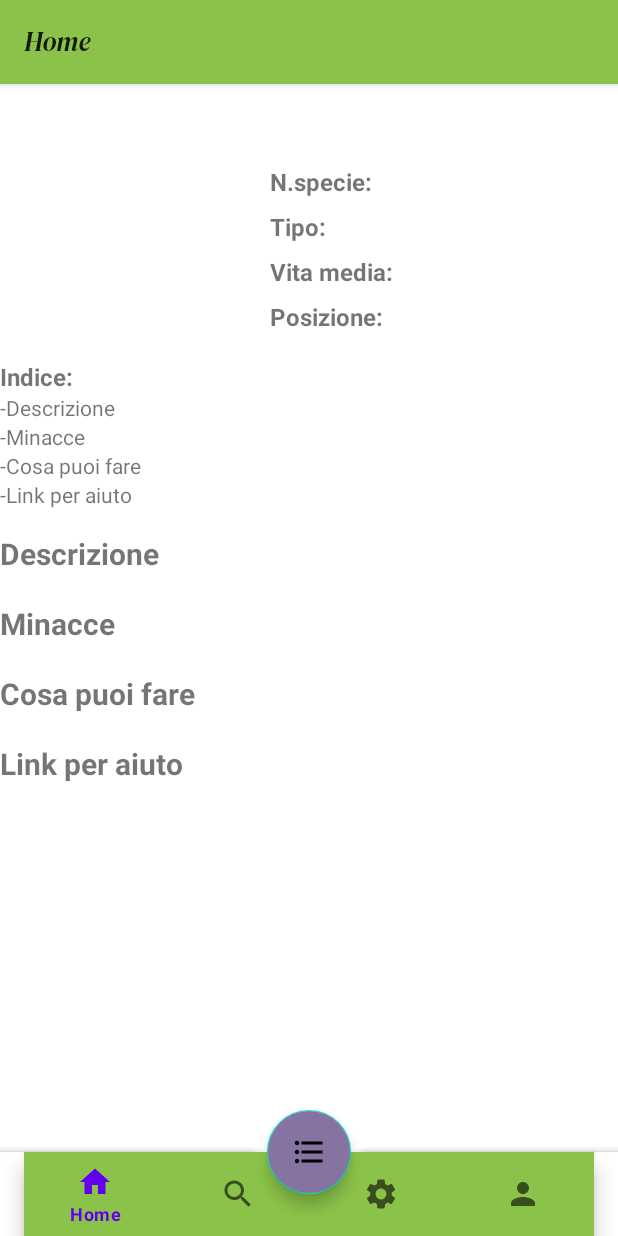
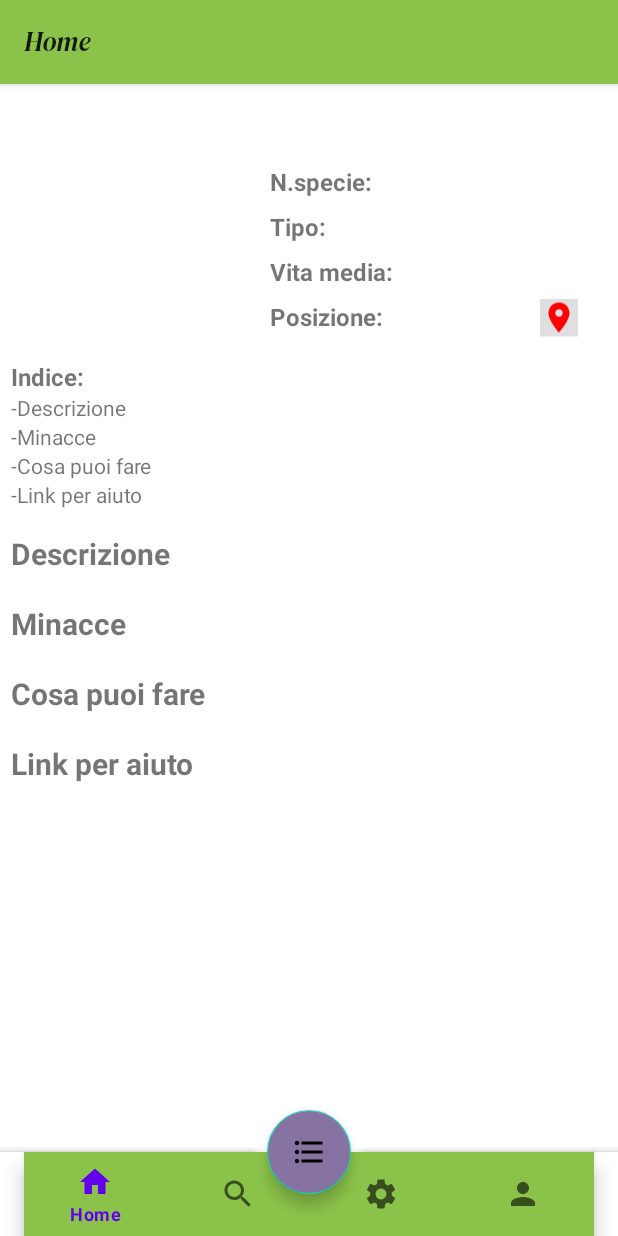
Before and after one commit to MarcoCostantini26/EcoGuardians, an Android app: the fragment DetailedFragment placed in its activity, on a phone screen of 412 x 824 dp. Run offline under Robolectric (Android 15) with nearby library versions, the phone set to English and light mode, and no system bars; our stand-ins replace Room's generated code; libraries missing offline, so code that uses them is left out: com.karumi.dexter.

Commit message:
add map in DetailedFragment

```diff
--- a/app/src/main/java/com/example/ecoguardians/DetailedFragment.kt
+++ b/app/src/main/java/com/example/ecoguardians/DetailedFragment.kt
@@ -13,9 +13,11 @@ import android.view.LayoutInflater
 import android.view.View
 import android.view.ViewGroup
 import android.view.animation.DecelerateInterpolator
+import android.widget.ImageButton
 import android.widget.ImageView
 import android.widget.ScrollView
 import android.widget.TextView
+import androidx.fragment.app.FragmentTransaction
 
 
 /**
@@ -34,6 +36,8 @@ const val ARG_PARAM7 = "param7"
 const val ARG_PARAM8 = "param8"
 const val ARG_PARAM9 = "param9"
 const val ARG_PARAM10 = "param10"
+const val ARG_PARAM11 = "param11"
+const val ARG_PARAM12 = "param12"
 class DetailedFragment : Fragment() {
 
     private var currentAnimator: Animator? = null
@@ -99,6 +103,18 @@ class DetailedFragment : Fragment() {
         // Retrieve and cache the system's default "short" animation time.
         shortAnimationDuration = resources.getInteger(android.R.integer.config_shortAnimTime)
 
+        val animalPositionButton : ImageButton = view.findViewById(R.id.positionButton)
+
+        animalPositionButton.setOnClickListener{
+            val mapFragment = Map.newInstance(arguments?.getDouble(ARG_PARAM11)!!,
+                arguments?.getDouble(ARG_PARAM12)!!)
+            val transaction : FragmentTransaction = requireActivity().supportFragmentManager.beginTransaction()
+            if (mapFragment != null) {
+                transaction.replace(R.id.main_container, mapFragment)
+            }
+            transaction.commit()
+        }
+
         return view
     }
 
@@ -106,7 +122,7 @@ class DetailedFragment : Fragment() {
         @JvmStatic
         fun newInstance(image : Int, name: String, numberSpecies: String, classification: String,
                         position: String, averageLife: String, description: String, threats: String,
-                        whatYouCanDo: String, seriousLink: String) =
+                        whatYouCanDo: String, seriousLink: String, latitude: Double, longitude: Double) =
             DetailedFragment().apply {
                 arguments = Bundle().apply {
                     putInt(ARG_PARAM1, image)
@@ -119,6 +135,8 @@ class DetailedFragment : Fragment() {
                     putString(ARG_PARAM8, threats)
                     putString(ARG_PARAM9, whatYouCanDo)
                     putString(ARG_PARAM10, seriousLink)
+                    putDouble(ARG_PARAM11, latitude)
+                    putDouble(ARG_PARAM12, longitude)
                 }
             }
     }
--- a/app/src/main/java/com/example/ecoguardians/JsonAnimal.kt
+++ b/app/src/main/java/com/example/ecoguardians/JsonAnimal.kt
@@ -8,12 +8,14 @@ class JsonAnimal {
             "name": "Koala",
             "position": "Oceania",
             "numberSpecies": "47.000 - 85.000",
-            "classification": "Mammal",
+            "classification": "Mammifero",
             "averageLife": "10-12",
             "animalDescription": "koala description",
             "threats": "n sacc",
             "whatYouCanDo": "n sacc",
-            "seriousLink": "n sacc"
+            "seriousLink": "n sacc",
+            "latitude": 1000,
+            "longitude": 1000
         }
     """
 
--- a/app/src/main/java/com/example/ecoguardians/MainActivity.kt
+++ b/app/src/main/java/com/example/ecoguardians/MainActivity.kt
@@ -1,6 +1,10 @@
 package com.example.ecoguardians
 
+import android.Manifest
+import android.content.Intent
+import android.net.Uri
 import android.os.Bundle
+import android.widget.Toast
 import androidx.activity.viewModels
 import androidx.appcompat.app.AppCompatActivity
 import androidx.fragment.app.FragmentTransaction
@@ -13,7 +17,14 @@ import com.example.ecoguardians.viewModel.UserViewModelFactory
 import com.google.android.material.appbar.MaterialToolbar
 import com.google.android.material.bottomnavigation.BottomNavigationView
 import com.google.android.material.floatingactionbutton.FloatingActionButton
+import com.karumi.dexter.Dexter
+import com.karumi.dexter.listener.PermissionDeniedResponse
+import com.karumi.dexter.listener.PermissionGrantedResponse
+import com.karumi.dexter.listener.single.PermissionListener
 import org.json.JSONObject
+import android.provider.Settings
+import com.karumi.dexter.PermissionToken
+import com.karumi.dexter.listener.PermissionRequest
 
 var isLogged : Boolean = false
 
@@ -42,7 +53,7 @@ class MainActivity : AppCompatActivity() {
         animalViewModel.addAnimal(Animal(json.getString("name"), R.drawable.koala, json.getString("position"),
             json.getString("numberSpecies"), json.getString("classification"), json.getString("averageLife"),
             json.getString("animalDescription"), json.getString("threats"), json.getString("whatYouCanDo"),
-            json.getString("seriousLink"), false))
+            json.getString("seriousLink"), json.getDouble("latitude"), json.getDouble("longitude"),false))
 
         // SignIn fragment
         if(!isLogged){
@@ -76,7 +87,7 @@ class MainActivity : AppCompatActivity() {
                                 transaction2.replace(R.id.main_container, fragmentList)
                                 transaction2.commit() }
                 R.id.settings -> { findViewById<MaterialToolbar>(R.id.toolbar)?.title = "Settings"
-                                val fragmentList = Settings()
+                                val fragmentList = SettingsPage()
                                 val transaction2 : FragmentTransaction = supportFragmentManager.beginTransaction()
                                 transaction2.replace(R.id.main_container, fragmentList)
                                 transaction2.commit() }
@@ -90,4 +101,5 @@ class MainActivity : AppCompatActivity() {
         }
 
     }
+
 }
--- a/app/src/main/java/com/example/ecoguardians/Search.kt
+++ b/app/src/main/java/com/example/ecoguardians/Search.kt
@@ -103,7 +103,9 @@ class Search : Fragment(), AnimalAdapter.ItemClickListener {
 
     override fun onItemClick(animalShowcase: AnimalShowcase) {
         val fragmentDetailed = DetailedFragment.newInstance(animalShowcase.image, animalShowcase.name, animalShowcase.numberSpecies,
-            animalShowcase.classification, animalShowcase.averageLife, animalShowcase.position)
+            animalShowcase.classification, animalShowcase.averageLife, animalShowcase.position, animalShowcase.description,
+            animalShowcase.threats, animalShowcase.whatYouCanDo, animalShowcase.seriousLink, animalShowcase.latitude,
+            animalShowcase.longitude)
         val transaction : FragmentTransaction = requireActivity().supportFragmentManager.beginTransaction()
         transaction.replace(R.id.main_container, fragmentDetailed)
         transaction.commit()
--- a/app/src/main/java/com/example/ecoguardians/data/Animal.kt
+++ b/app/src/main/java/com/example/ecoguardians/data/Animal.kt
@@ -18,5 +18,7 @@ data class Animal (
     val threats: String,
     val whatYouCanDo: String,
     val seriousLink: String,
+    val latitude : Double,
+    val longitude : Double,
     val favorite: Boolean
 )
--- a/app/src/main/java/com/example/ecoguardians/data/AnimalDAO.kt
+++ b/app/src/main/java/com/example/ecoguardians/data/AnimalDAO.kt
@@ -47,6 +47,12 @@ interface AnimalDAO {
     @Query("SELECT seriousLink FROM Animal WHERE :name = animal")
     fun getSeriousLink(name : String): String
 
+    @Query("SELECT latitude FROM Animal WHERE :name = animal")
+    fun getLatitude(name : String): Double
+
+    @Query("SELECT longitude FROM Animal WHERE :name = animal")
+    fun getLongitude(name : String): Double
+
     @Query("SELECT animal FROM Animal")
     suspend fun getName(): List<String>
 
--- a/app/src/main/java/com/example/ecoguardians/data/EcoGuardiansDatabase.kt
+++ b/app/src/main/java/com/example/ecoguardians/data/EcoGuardiansDatabase.kt
@@ -5,7 +5,7 @@ import androidx.room.Database
 import androidx.room.Room
 import androidx.room.RoomDatabase
 
-@Database(entities = [Animal::class, User::class], version = 1, exportSchema = true)
+@Database(entities = [Animal::class, User::class], version = 2, exportSchema = true)
 abstract class EcoGuardiansDatabase : RoomDatabase() {
 
     abstract fun AnimalDAO(): AnimalDAO
@@ -21,7 +21,7 @@ abstract class EcoGuardiansDatabase : RoomDatabase() {
                     context.applicationContext,
                     EcoGuardiansDatabase::class.java,
                     "eco_guardians_database"
-                ).build()
+                ).fallbackToDestructiveMigration().build()
                 INSTANCE = instance
 
                 instance
--- /dev/null
+++ b/app/src/main/res/drawable/animal_location.xml
@@ -0,0 +1,5 @@
+<vector android:height="24dp" android:tint="#FF0000"
+    android:viewportHeight="24" android:viewportWidth="24"
+    android:width="24dp" xmlns:android="http://schemas.android.com/apk/res/android">
+    <path android:fillColor="@android:color/white" android:pathData="M12,2C8.13,2 5,5.13 5,9c0,5.25 7,13 7,13s7,-7.75 7,-13c0,-3.87 -3.13,-7 -7,-7zM12,11.5c-1.38,0 -2.5,-1.12 -2.5,-2.5s1.12,-2.5 2.5,-2.5 2.5,1.12 2.5,2.5 -1.12,2.5 -2.5,2.5z"/>
+</vector>
--- a/app/src/main/res/layout/fragment_detailed.xml
+++ b/app/src/main/res/layout/fragment_detailed.xml
@@ -119,10 +119,21 @@
         android:translationX="180dp"
         android:translationY="200dp" />
 
+    <ImageButton
+        android:id="@+id/positionButton"
+        android:layout_width="25dp"
+        android:layout_height="25dp"
+        android:background="#80C0C0C0"
+        android:contentDescription="PosizioneAnimale"
+        android:src="@drawable/animal_location"
+        android:translationX="360dp"
+        android:translationY="199dp" />
+
     <ScrollView
         android:id="@+id/scrollView"
-        android:layout_width="match_parent"
+        android:layout_width="397dp"
         android:layout_height="461dp"
+        android:translationX="7dp"
         android:translationY="240dp">
 
         <LinearLayout
--- a/app/src/main/res/layout/fragment_settings.xml
+++ b/app/src/main/res/layout/fragment_settings.xml
@@ -3,12 +3,13 @@
     xmlns:tools="http://schemas.android.com/tools"
     android:layout_width="match_parent"
     android:layout_height="match_parent"
-    tools:context=".Settings">
+    tools:context=".SettingsPage">
 
     <TextView
         android:layout_width="match_parent"
         android:layout_height="81dp"
         android:text="@string/darkLight"
+        android:textSize="16sp"
         android:textStyle="bold"
         android:translationY="60dp" />
 
```
Also changed, not shown: app/src/main/AndroidManifest.xml (+15 -0 lines), app/src/main/java/com/example/ecoguardians/AnimalRepository.kt (+8 -0 lines), app/src/main/java/com/example/ecoguardians/AnimalShowcase.kt (+5 -2 lines), app/src/main/java/com/example/ecoguardians/Map.kt (added, +64 -0 lines), app/src/main/java/com/example/ecoguardians/SecondFragment.kt (+6 -8 lines), app/src/main/java/com/example/ecoguardians/SettingsPage.kt (renamed from app/src/main/java/com/example/ecoguardians/Settings.kt, +1 -6 lines), app/src/main/java/com/example/ecoguardians/viewModel/AnimalViewModel.kt (+12 -0 lines), app/src/main/res/layout/fragment_map.xml (added, +21 -0 lines), 1 other file.
